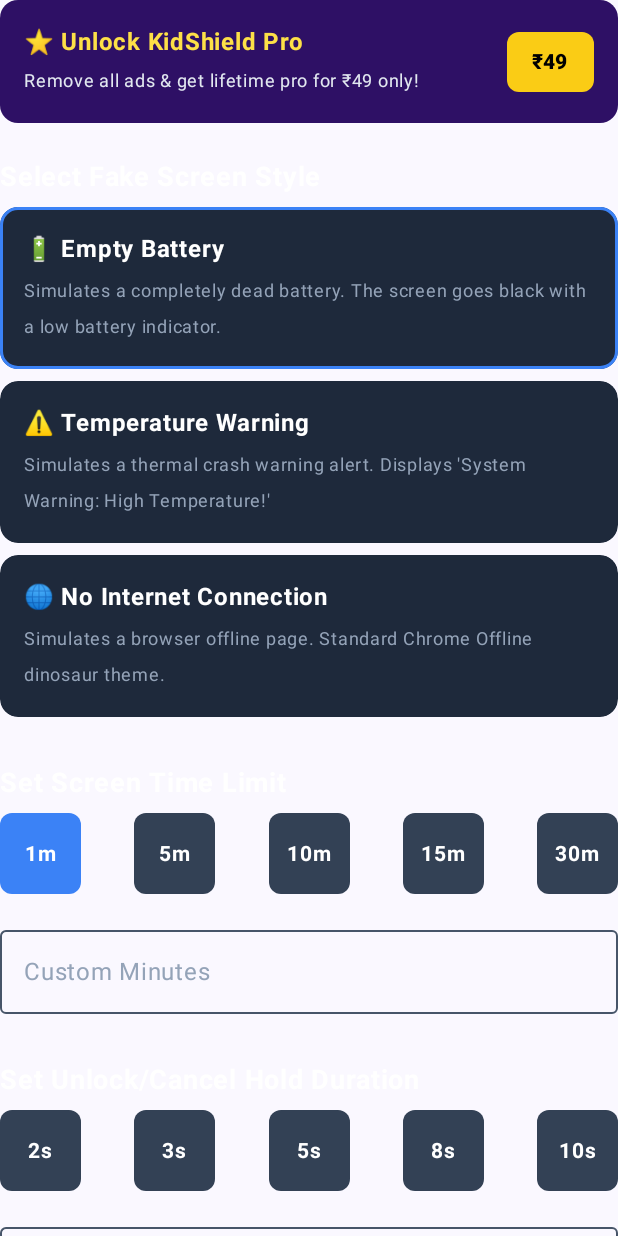
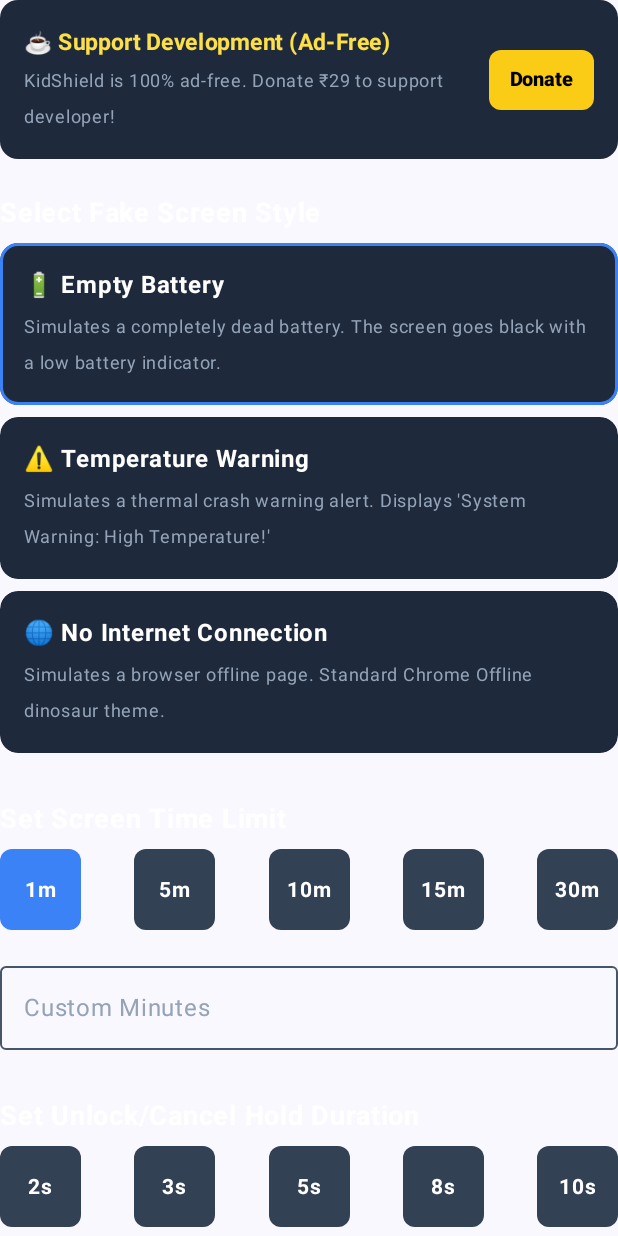
Before and after one commit to anilmsw2007/Kidshield, an Android app built with Jetpack Compose: the composable ConfigureTimerScreen shown on its own in the app's theme, on a phone screen of 412 x 824 dp. Run offline under Robolectric (Android 15) with nearby library versions, the phone set to English and light mode, and no system bars.

Commit message:
feat: complete 100% ad-free experience with voluntary donate support, in-app privacy policy and v1.2

```diff
--- a/app/build.gradle.kts
+++ b/app/build.gradle.kts
@@ -11,8 +11,8 @@ android {
         applicationId = "com.example.kidshield"
         minSdk = 24
         targetSdk = 36
-        versionCode = 2
-        versionName = "1.1"
+        versionCode = 3
+        versionName = "1.2"
     }
 
     signingConfigs {
--- a/app/src/main/java/com/example/kidshield/MainActivity.kt
+++ b/app/src/main/java/com/example/kidshield/MainActivity.kt
@@ -113,20 +113,18 @@ fun ParentControlScreen() {
                             fontWeight = FontWeight.Bold,
                             color = Color.White
                         )
-                        if (isProUser) {
                         Spacer(modifier = Modifier.width(8.dp))
                         Surface(
-                                color = Color(0xFFEAB308),
+                            color = Color(0xFF10B981),
                             shape = RoundedCornerShape(4.dp)
                         ) {
                             Text(
-                                    "PRO",
-                                    color = Color.Black,
-                                    fontSize = 10.sp,
-                                    fontWeight = FontWeight.Black,
+                                "100% AD-FREE",
+                                color = Color.White,
+                                fontSize = 9.sp,
+                                fontWeight = FontWeight.Bold,
                                 modifier = Modifier.padding(horizontal = 6.dp, vertical = 2.dp)
                             )
-                            }
                         }
                     }
                 },
@@ -540,18 +538,12 @@ fun ConfigureTimerScreen(
 
         Spacer(modifier = Modifier.height(20.dp))
 
-        // Ads Section: Shows Ad Banner only for Free users
-        if (!isProUser) {
-            FreeUserAdPlaceholder(onRemoveAdsClick = onOpenProDialog)
-            Spacer(modifier = Modifier.height(16.dp))
-        }
-
         // In-App Privacy Policy Link Button (Mandatory for Store Review)
         TextButton(
             onClick = {
                 val intent = Intent(
                     Intent.ACTION_VIEW,
-                    Uri.parse("https://anilmsw2007.github.io/Kidshield/")
+                    Uri.parse("https://htmlpreview.github.io/?https://github.com/anilmsw2007/Kidshield/blob/main/index.html")
                 )
                 context.startActivity(intent)
             },
@@ -791,17 +783,17 @@ fun ProBannerCard(
                     .padding(16.dp),
                 verticalAlignment = Alignment.CenterVertically
             ) {
-                Text("👑", fontSize = 28.sp)
+                Text("💖", fontSize = 28.sp)
                 Spacer(modifier = Modifier.width(12.dp))
                 Column {
                     Text(
-                        "KidShield Pro Active",
+                        "Thank You for Supporting KidShield!",
                         color = Color(0xFF34D399),
                         fontWeight = FontWeight.Bold,
-                        fontSize = 16.sp
+                        fontSize = 15.sp
                     )
                     Text(
-                        "Ad-free protection enabled. All styles unlocked.",
+                        "Your contribution keeps this app 100% ad-free for everyone.",
                         color = Color(0xFFA7F3D0),
                         fontSize = 12.sp
                     )
@@ -811,7 +803,7 @@ fun ProBannerCard(
     } else {
         Card(
             modifier = Modifier.fillMaxWidth(),
-            colors = CardDefaults.cardColors(containerColor = Color(0xFF2E1065)),
+            colors = CardDefaults.cardColors(containerColor = Color(0xFF1E293B)),
             shape = RoundedCornerShape(12.dp)
         ) {
             Row(
@@ -822,15 +814,15 @@ fun ProBannerCard(
             ) {
                 Column(modifier = Modifier.weight(1f)) {
                     Text(
-                        "⭐ Unlock KidShield Pro",
+                        "☕ Support Development (Ad-Free)",
                         color = Color(0xFFFDE047),
                         fontWeight = FontWeight.Bold,
-                        fontSize = 16.sp
+                        fontSize = 15.sp
                     )
                     Spacer(modifier = Modifier.height(2.dp))
                     Text(
-                        "Remove all ads & get lifetime pro for ₹49 only!",
-                        color = Color(0xFFE2E8F0),
+                        "KidShield is 100% ad-free. Donate ₹29 to support developer!",
+                        color = Color(0xFF94A3B8),
                         fontSize = 12.sp
                     )
                 }
@@ -841,7 +833,7 @@ fun ProBannerCard(
                     shape = RoundedCornerShape(8.dp),
                     contentPadding = PaddingValues(horizontal = 14.dp, vertical = 6.dp)
                 ) {
-                    Text("₹49", color = Color.Black, fontWeight = FontWeight.ExtraBold, fontSize = 14.sp)
+                    Text("Donate", color = Color.Black, fontWeight = FontWeight.ExtraBold, fontSize = 13.sp)
                 }
             }
         }
@@ -850,47 +842,7 @@ fun ProBannerCard(
 
 @Composable
 fun FreeUserAdPlaceholder(onRemoveAdsClick: () -> Unit) {
-    Card(
-        modifier = Modifier
-            .fillMaxWidth()
-            .height(58.dp),
-        colors = CardDefaults.cardColors(containerColor = Color(0xFF1E293B)),
-        shape = RoundedCornerShape(8.dp)
-    ) {
-        Row(
-            modifier = Modifier
-                .fillMaxSize()
-                .padding(horizontal = 12.dp),
-            verticalAlignment = Alignment.CenterVertically
-        ) {
-            Surface(
-                color = Color(0xFF475569),
-                shape = RoundedCornerShape(4.dp)
-            ) {
-                Text(
-                    "AD",
-                    color = Color.White,
-                    fontSize = 10.sp,
-                    fontWeight = FontWeight.Bold,
-                    modifier = Modifier.padding(horizontal = 4.dp, vertical = 2.dp)
-                )
-            }
-            Spacer(modifier = Modifier.width(10.dp))
-            Text(
-                "KidShield Sponsor Ad (AdMob Banner)",
-                color = Color(0xFF94A3B8),
-                fontSize = 12.sp,
-                modifier = Modifier.weight(1f)
-            )
-            Text(
-                "Remove Ads",
-                color = Color(0xFF38BDF8),
-                fontSize = 11.sp,
-                fontWeight = FontWeight.Bold,
-                modifier = Modifier.clickable { onRemoveAdsClick() }
-            )
-        }
-    }
+    // Zero ads in app - completely clean UI
 }
 
 @Composable
@@ -901,6 +853,7 @@ fun ProUnlockDialog(
     val context = LocalContext.current
     var txnIdInput by remember { mutableStateOf("") }
     var errorMessage by remember { mutableStateOf<String?>(null) }
+    var selectedAmount by remember { mutableStateOf("29.00") }
 
     val upiId = "9451605191@ptyes"
 
@@ -909,10 +862,10 @@ fun ProUnlockDialog(
         containerColor = Color(0xFF1E293B),
         title = {
             Row(verticalAlignment = Alignment.CenterVertically) {
-                Text("👑", fontSize = 24.sp)
+                Text("💖", fontSize = 24.sp)
                 Spacer(modifier = Modifier.width(8.dp))
                 Text(
-                    "Unlock KidShield Pro",
+                    "Support KidShield",
                     fontWeight = FontWeight.Bold,
                     color = Color.White,
                     fontSize = 18.sp
@@ -922,10 +875,32 @@ fun ProUnlockDialog(
         text = {
             Column {
                 Text(
-                    "Get a 100% Ad-Free experience and lifetime access to future premium prank screens for just ₹49.",
+                    "KidShield is built as a completely 100% Ad-Free tool for families. If you love this app, you can support its development with a small voluntary donation via UPI:",
                     color = Color(0xFFCBD5E1),
                     fontSize = 13.sp
                 )
+
+                Spacer(modifier = Modifier.height(16.dp))
+
+                // Amount selector buttons
+                Row(
+                    modifier = Modifier.fillMaxWidth(),
+                    horizontalArrangement = Arrangement.SpaceEvenly
+                ) {
+                    listOf("₹29" to "29.00", "₹49" to "49.00", "₹99" to "99.00").forEach { (label, amt) ->
+                        val isSelected = selectedAmount == amt
+                        Button(
+                            onClick = { selectedAmount = amt },
+                            colors = ButtonDefaults.buttonColors(
+                                containerColor = if (isSelected) Color(0xFF10B981) else Color(0xFF334155)
+                            ),
+                            shape = RoundedCornerShape(8.dp),
+                            contentPadding = PaddingValues(horizontal = 12.dp, vertical = 4.dp)
+                        ) {
+                            Text(label, color = Color.White, fontWeight = FontWeight.Bold)
+                        }
+                    }
+                }
 
                 Spacer(modifier = Modifier.height(16.dp))
 
@@ -933,9 +908,9 @@ fun ProUnlockDialog(
                     onClick = {
                         val uri = Uri.parse("upi://pay").buildUpon()
                             .appendQueryParameter("pa", upiId)
-                            .appendQueryParameter("pn", "KidShield Pro")
-                            .appendQueryParameter("tn", "KidShield Lifetime Pro Upgrade")
-                            .appendQueryParameter("am", "49.00")
+                            .appendQueryParameter("pn", "KidShield Developer Support")
+                            .appendQueryParameter("tn", "KidShield App Donation")
+                            .appendQueryParameter("am", selectedAmount)
                             .appendQueryParameter("cu", "INR")
                             .build()
 
@@ -950,13 +925,13 @@ fun ProUnlockDialog(
                     modifier = Modifier.fillMaxWidth(),
                     shape = RoundedCornerShape(8.dp)
                 ) {
-                    Text("Pay ₹49 via UPI (PhonePe / GPay)", color = Color.White, fontWeight = FontWeight.Bold)
+                    Text("Donate via UPI (PhonePe / GPay / Paytm)", color = Color.White, fontWeight = FontWeight.Bold)
                 }
 
                 Spacer(modifier = Modifier.height(14.dp))
 
                 Text(
-                    "Already paid? Enter 12-digit UPI UTR / Ref Number to activate:",
+                    "Optional: Enter UPI UTR / Ref Number to record supporter badge:",
                     color = Color(0xFF94A3B8),
                     fontSize = 11.sp
                 )
@@ -994,12 +969,12 @@ fun ProUnlockDialog(
                 },
                 colors = ButtonDefaults.buttonColors(containerColor = Color(0xFF3B82F6))
             ) {
-                Text("Activate Pro", color = Color.White, fontWeight = FontWeight.Bold)
+                Text("Confirm Donation", color = Color.White, fontWeight = FontWeight.Bold)
             }
         },
         dismissButton = {
             TextButton(onClick = onDismiss) {
-                Text("Later", color = Color(0xFF94A3B8))
+                Text("Close", color = Color(0xFF94A3B8))
             }
         }
     )
```
Lines whose indentation alone changed are shown as unchanged.
